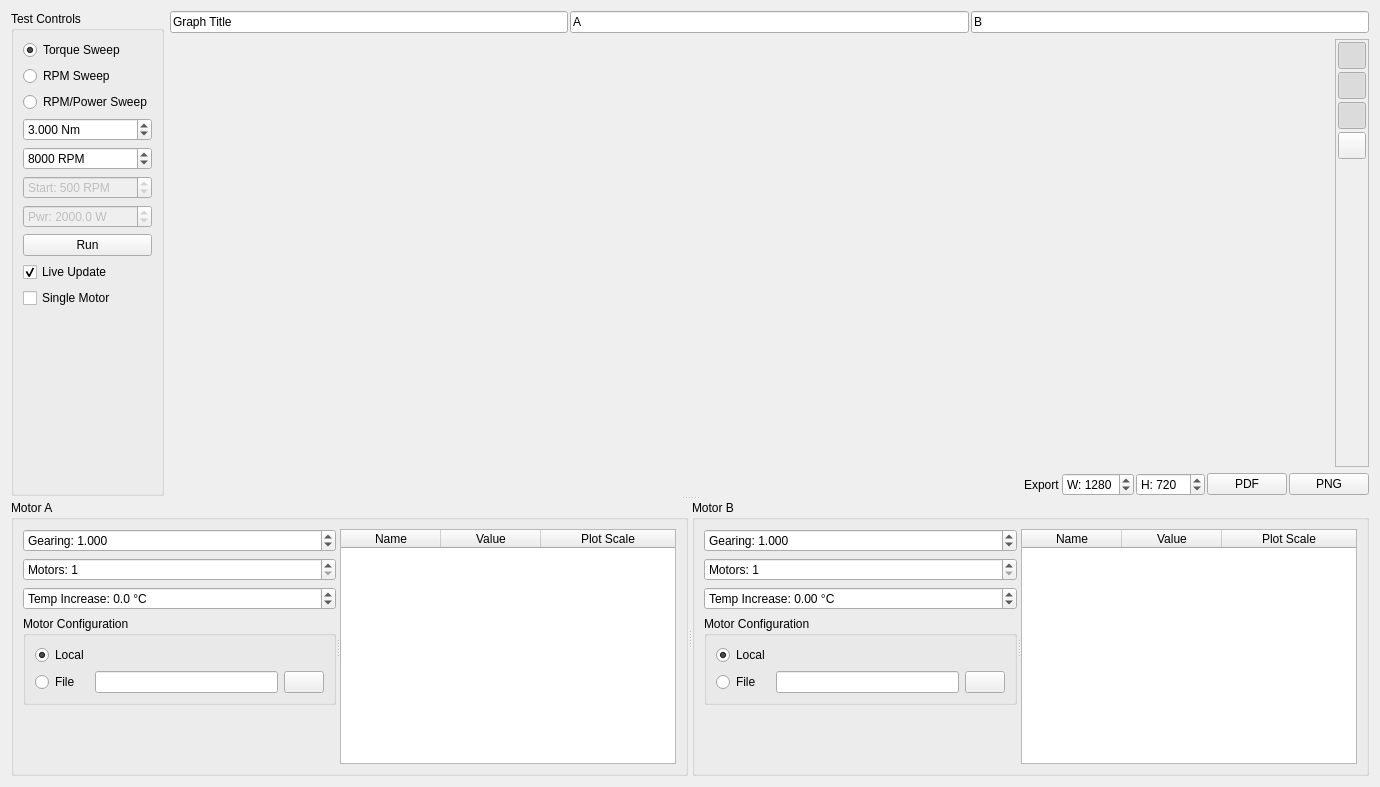
First picture: the form in pages/pagemotorcomparison.ui, repository vedderb/vesc_tool, before the edit.
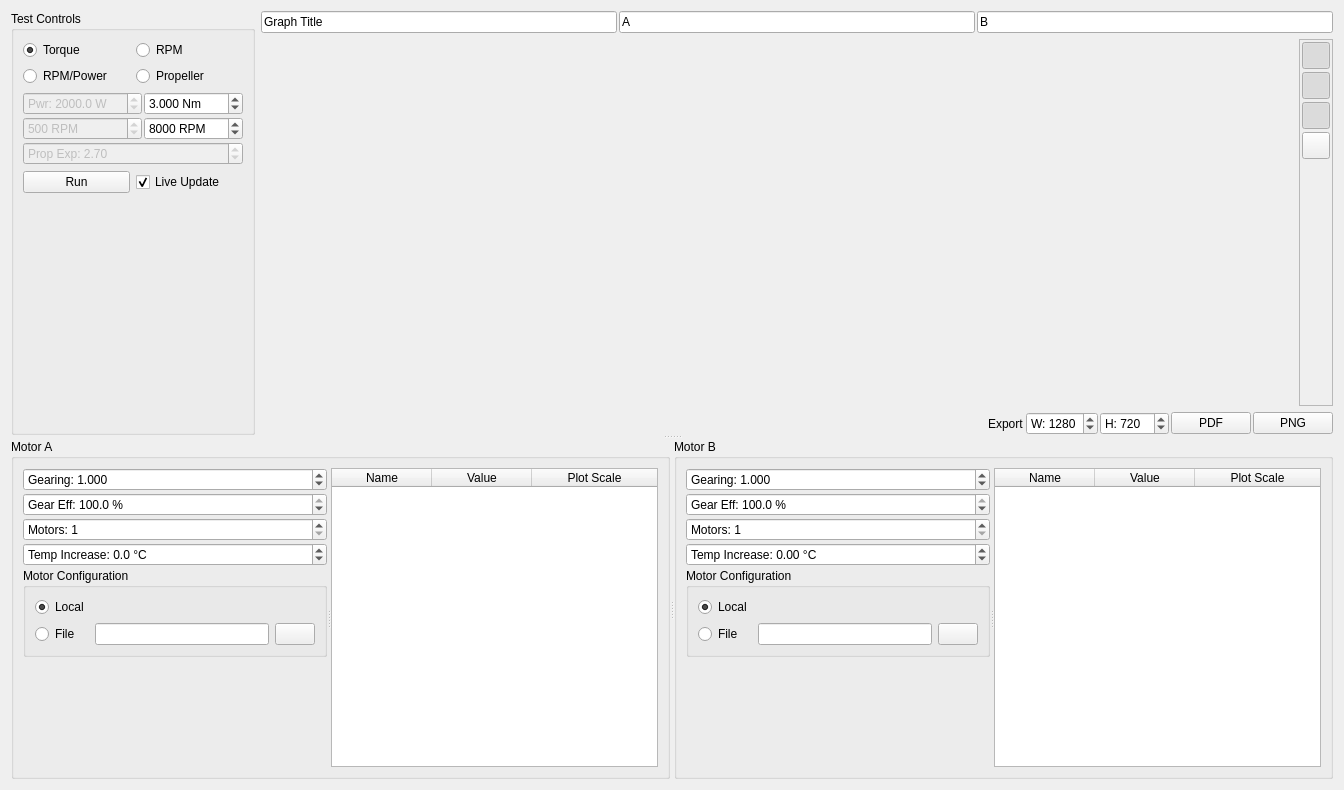
Second picture: the form after the edit. Icons and pictures are not drawn. Custom widgets are drawn as their Qt base class.

Commit message: Added propeller mode, added gearing efficiency, cleanup

The edit to the form file:
```diff
--- a/pages/pagemotorcomparison.ui
+++ b/pages/pagemotorcomparison.ui
@@ -6,8 +6,8 @@
    <rect>
     <x>0</x>
     <y>0</y>
-    <width>1380</width>
-    <height>787</height>
+    <width>1344</width>
+    <height>790</height>
    </rect>
   </property>
   <property name="windowTitle">
@@ -28,42 +28,114 @@
          </property>
          <layout class="QVBoxLayout" name="verticalLayout_7">
           <item>
+           <layout class="QGridLayout" name="gridLayout_4">
+            <item row="0" column="0">
            <widget class="QRadioButton" name="testModeTorqueButton">
             <property name="toolTip">
              <string>Sweep from 0 to the set torque at the set RPM.</string>
             </property>
             <property name="text">
-             <string>Torque Sweep</string>
+               <string>Torque</string>
             </property>
             <property name="checked">
              <bool>true</bool>
             </property>
            </widget>
           </item>
-          <item>
+            <item row="0" column="1">
            <widget class="QRadioButton" name="testModeRpmButton">
             <property name="toolTip">
              <string>Sweep from 0 to the set RPM at the set torque.</string>
             </property>
             <property name="text">
-             <string>RPM Sweep</string>
+               <string>RPM</string>
             </property>
             <property name="checked">
              <bool>false</bool>
             </property>
            </widget>
           </item>
-          <item>
+            <item row="1" column="0">
            <widget class="QRadioButton" name="testModeRpmPowerButton">
             <property name="toolTip">
              <string>Sweep from 0 to the set RPM at the set Power.</string>
             </property>
             <property name="text">
-             <string>RPM/Power Sweep</string>
-            </property>
-           </widget>
+               <string>RPM/Power</string>
+              </property>
+             </widget>
+            </item>
+            <item row="1" column="1">
+             <widget class="QRadioButton" name="testModePropButton">
+              <property name="toolTip">
+               <string>&lt;html&gt;&lt;head/&gt;&lt;body&gt;&lt;p&gt;Propeller mode. Sweep from 0 to full RPM and use the propeller exponent on the RPM to derive the propeller power requirement. The test will be scaled such that the specified power is at the full RPM. &lt;span style=&quot; font-weight:600;&quot;&gt;Note&lt;/span&gt;: This test does not take the propeller efficiency into account, only the motor.&lt;/p&gt;&lt;/body&gt;&lt;/html&gt;</string>
+              </property>
+              <property name="text">
+               <string>Propeller</string>
+              </property>
+             </widget>
+            </item>
+           </layout>
           </item>
           <item>
+           <layout class="QGridLayout" name="gridLayout_3">
+            <property name="spacing">
+             <number>2</number>
+            </property>
+            <item row="1" column="1">
+             <widget class="QDoubleSpinBox" name="testRpmBox">
+              <property name="toolTip">
+               <string>End RPM</string>
+              </property>
+              <property name="prefix">
+               <string/>
+              </property>
+              <property name="suffix">
+               <string> RPM</string>
+              </property>
+              <property name="decimals">
+               <number>0</number>
+              </property>
+              <property name="maximum">
+               <double>999999.000000000000000</double>
+              </property>
+              <property name="singleStep">
+               <double>100.000000000000000</double>
+              </property>
+              <property name="value">
+               <double>8000.000000000000000</double>
+              </property>
+             </widget>
+            </item>
+            <item row="0" column="0">
+             <widget class="QDoubleSpinBox" name="testPowerBox">
+              <property name="enabled">
+               <bool>false</bool>
+              </property>
+              <property name="prefix">
+               <string>Pwr: </string>
+              </property>
+              <property name="suffix">
+               <string> W</string>
+              </property>
+              <property name="decimals">
+               <number>1</number>
+              </property>
+              <property name="minimum">
+               <double>0.100000000000000</double>
+              </property>
+              <property name="maximum">
+               <double>999999.000000000000000</double>
+              </property>
+              <property name="singleStep">
+               <double>100.000000000000000</double>
+              </property>
+              <property name="value">
+               <double>2000.000000000000000</double>
+              </property>
+             </widget>
+            </item>
+            <item row="0" column="1">
            <widget class="QDoubleSpinBox" name="testTorqueBox">
             <property name="prefix">
              <string/>
@@ -85,35 +157,13 @@
             </property>
            </widget>
           </item>
-          <item>
-           <widget class="QDoubleSpinBox" name="testRpmBox">
-            <property name="prefix">
-             <string/>
-            </property>
-            <property name="suffix">
-             <string> RPM</string>
-            </property>
-            <property name="decimals">
-             <number>0</number>
-            </property>
-            <property name="maximum">
-             <double>999999.000000000000000</double>
-            </property>
-            <property name="singleStep">
-             <double>100.000000000000000</double>
-            </property>
-            <property name="value">
-             <double>8000.000000000000000</double>
-            </property>
-           </widget>
-          </item>
-          <item>
+            <item row="1" column="0">
            <widget class="QDoubleSpinBox" name="testRpmStartBox">
             <property name="enabled">
              <bool>false</bool>
             </property>
             <property name="prefix">
-             <string>Start: </string>
+               <string/>
             </property>
             <property name="suffix">
              <string> RPM</string>
@@ -135,34 +185,32 @@
             </property>
            </widget>
           </item>
-          <item>
-           <widget class="QDoubleSpinBox" name="testPowerBox">
+            <item row="2" column="0" colspan="2">
+             <widget class="QDoubleSpinBox" name="testPropExpBox">
             <property name="enabled">
              <bool>false</bool>
             </property>
             <property name="prefix">
-             <string>Pwr: </string>
-            </property>
-            <property name="suffix">
-             <string> W</string>
-            </property>
-            <property name="decimals">
-             <number>1</number>
+               <string>Prop Exp: </string>
             </property>
             <property name="minimum">
-             <double>0.100000000000000</double>
+               <double>2.000000000000000</double>
             </property>
             <property name="maximum">
-             <double>999999.000000000000000</double>
+               <double>3.500000000000000</double>
             </property>
             <property name="singleStep">
              <double>100.000000000000000</double>
             </property>
             <property name="value">
-             <double>2000.000000000000000</double>
+               <double>2.700000000000000</double>
             </property>
            </widget>
           </item>
+           </layout>
+          </item>
+          <item>
+           <layout class="QHBoxLayout" name="horizontalLayout_5">
           <item>
            <widget class="QPushButton" name="testRunButton">
             <property name="text">
@@ -187,12 +235,7 @@
             </property>
            </widget>
           </item>
-          <item>
-           <widget class="QCheckBox" name="testSingleBox">
-            <property name="text">
-             <string>Single Motor</string>
-            </property>
-           </widget>
+           </layout>
           </item>
           <item>
            <spacer name="verticalSpacer_4">
@@ -540,6 +583,9 @@
           </property>
           <widget class="QWidget" name="layoutWidget1">
            <layout class="QVBoxLayout" name="verticalLayout_2">
+            <property name="spacing">
+             <number>2</number>
+            </property>
             <item>
              <widget class="QDoubleSpinBox" name="m1GearingBox">
               <property name="toolTip">
@@ -565,6 +611,31 @@
               </property>
              </widget>
             </item>
+            <item>
+             <widget class="QDoubleSpinBox" name="m1GearEfficiencyBox">
+              <property name="prefix">
+               <string>Gear Eff: </string>
+              </property>
+              <property name="suffix">
+               <string> %</string>
+              </property>
+              <property name="decimals">
+               <number>1</number>
+              </property>
+              <property name="minimum">
+               <double>0.100000000000000</double>
+              </property>
+              <property name="maximum">
+               <double>100.000000000000000</double>
+              </property>
+              <property name="singleStep">
+               <double>0.200000000000000</double>
+              </property>
+              <property name="value">
+               <double>100.000000000000000</double>
+              </property>
+             </widget>
+            </item>
             <item>
              <widget class="QDoubleSpinBox" name="m1MotorNumBox">
               <property name="toolTip">
@@ -706,6 +777,9 @@
           </property>
           <widget class="QWidget" name="layoutWidget_3">
            <layout class="QVBoxLayout" name="verticalLayout_6">
+            <property name="spacing">
+             <number>2</number>
+            </property>
             <item>
              <widget class="QDoubleSpinBox" name="m2GearingBox">
               <property name="toolTip">
@@ -731,6 +805,31 @@
               </property>
              </widget>
             </item>
+            <item>
+             <widget class="QDoubleSpinBox" name="m2GearEfficiencyBox">
+              <property name="prefix">
+               <string>Gear Eff: </string>
+              </property>
+              <property name="suffix">
+               <string> %</string>
+              </property>
+              <property name="decimals">
+               <number>1</number>
+              </property>
+              <property name="minimum">
+               <double>0.100000000000000</double>
+              </property>
+              <property name="maximum">
+               <double>100.000000000000000</double>
+              </property>
+              <property name="singleStep">
+               <double>0.200000000000000</double>
+              </property>
+              <property name="value">
+               <double>100.000000000000000</double>
+              </property>
+             </widget>
+            </item>
             <item>
              <widget class="QDoubleSpinBox" name="m2MotorNumBox">
               <property name="toolTip">
```
Left out of the diff: 48 changed lines with no effect on the pictures. Lines whose indentation alone changed are shown as unchanged. The commit also changes 2 other files.
